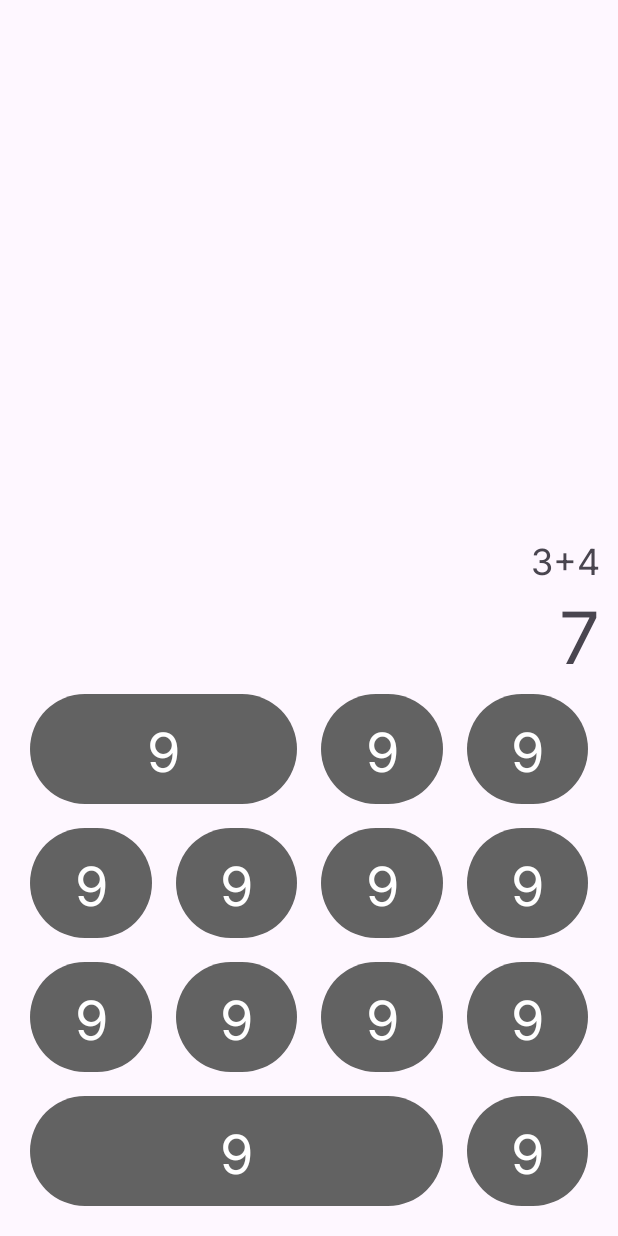
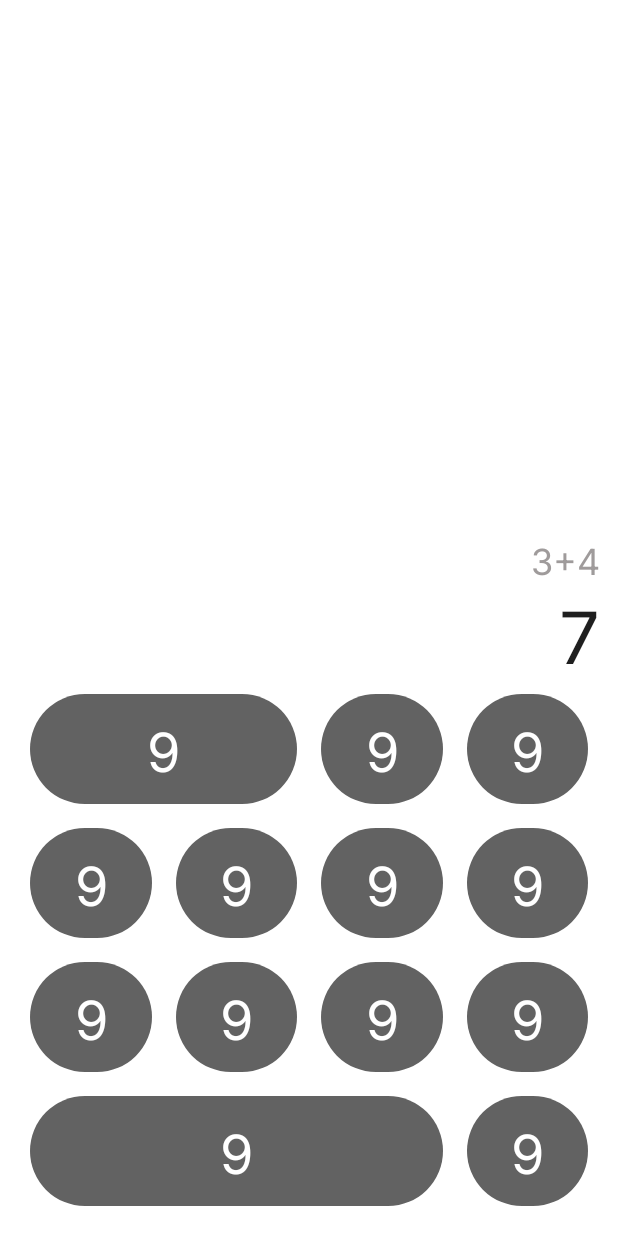
Before and after one commit to 1405yuga/AndroidRevisionApps, an Android app: the fragment CalculatePage shown on its own in the app's theme, on a phone screen of 412 x 824 dp. Run offline under Robolectric (Android 15) with nearby library versions, the phone set to English and light mode, and no system bars.

Commit message:
adjusted status bar theme

```diff
--- a/Calculator/app/src/main/res/layout/fragment_calculate_page.xml
+++ b/Calculator/app/src/main/res/layout/fragment_calculate_page.xml
@@ -23,6 +23,7 @@
             android:gravity="end"
             android:text="3+4"
             android:fontFamily="@font/inter"
+            android:textColor="@color/unfocused_text"
             android:textSize="@dimen/not_focus_text_size"/>
 
         <TextView
@@ -32,6 +33,7 @@
             android:gravity="end"
             android:text="7"
             android:fontFamily="@font/inter"
+            android:textColor="@color/focused_text"
             android:textSize="@dimen/focus_text_size"/>
     </LinearLayout>
 
--- a/Calculator/app/src/main/res/values-night/themes.xml
+++ b/Calculator/app/src/main/res/values-night/themes.xml
@@ -3,5 +3,8 @@
     <style name="Base.Theme.Calculator" parent="Theme.Material3.Light.NoActionBar">
         <!-- Customize your dark theme here. -->
         <!-- <item name="colorPrimary">@color/my_dark_primary</item> -->
+        <item name="android:windowBackground">@color/app_bg</item>
+        <item name="android:statusBarColor">@color/app_bg</item>
+        <item name="android:windowLightStatusBar">true</item> //REMOVE : once changed to dark mode
     </style>
 </resources>
--- a/Calculator/app/src/main/res/values/colors.xml
+++ b/Calculator/app/src/main/res/values/colors.xml
@@ -2,8 +2,12 @@
 <resources>
     <color name="black">#FF000000</color>
     <color name="white">#FFFFFFFF</color>
+
     <color name="app_bg">#FFFFFF</color>
     <color name="numbers_bg">#626262</color>
     <color name="operations_bg">#FF9F0A</color>
     <color name="special_operations_bg">#E6E6E6</color>
+
+    <color name="unfocused_text">#9F9B9B</color>
+    <color name="focused_text">#1F1F1F</color>
 </resources>
--- a/Calculator/app/src/main/res/values/themes.xml
+++ b/Calculator/app/src/main/res/values/themes.xml
@@ -1,8 +1,11 @@
-<resources xmlns:tools="http://schemas.android.com/tools">
+<resources>
     <!-- Base application theme. -->
     <style name="Base.Theme.Calculator" parent="Theme.Material3.DayNight.NoActionBar">
         <!-- Customize your light theme here. -->
         <!-- <item name="colorPrimary">@color/my_light_primary</item> -->
+        <item name="android:windowBackground">@color/app_bg</item>
+        <item name="android:statusBarColor">@color/app_bg</item>
+        <item name="android:windowLightStatusBar">true</item>
     </style>
 
     <style name="Theme.Calculator" parent="Base.Theme.Calculator" />
```
